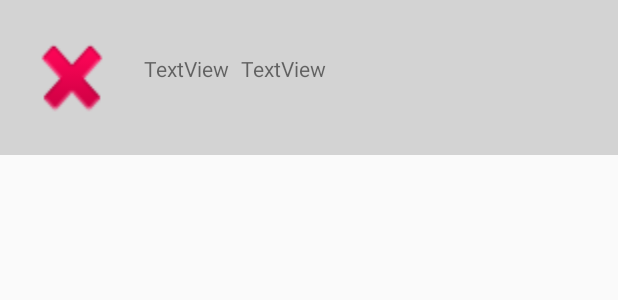
After one commit to LucasDotEXE/HueApp, an Android app: the layout heu_lamp_resyclerview_list_item.xml on its own in the app's theme, with its tools: preview values and no code run, on a phone screen of 412 x 824 dp. The commit adds this screen. Shown: the top 300 px of the screen. Run offline under Robolectric (Android 15) with nearby library versions, the phone set to English and light mode, and no system bars.

Commit message:
Added a recyclerView and adapter to the code

```diff
--- /dev/null
+++ b/app/src/main/res/layout/heu_lamp_resyclerview_list_item.xml
@@ -0,0 +1,64 @@
+<?xml version="1.0" encoding="utf-8"?>
+<LinearLayout xmlns:android="http://schemas.android.com/apk/res/android"
+    xmlns:app="http://schemas.android.com/apk/res-auto"
+    xmlns:tools="http://schemas.android.com/tools"
+    android:orientation="vertical" android:layout_width="match_parent"
+    android:layout_height="match_parent">
+
+    <androidx.constraintlayout.widget.ConstraintLayout
+        android:layout_width="match_parent"
+        android:layout_height="match_parent">
+
+        <ImageView
+            android:id="@+id/heuLampItemMask"
+            android:layout_width="0dp"
+            android:layout_height="0dp"
+            android:alpha="0.5"
+            app:layout_constraintBottom_toTopOf="@+id/guideline2"
+            app:layout_constraintEnd_toEndOf="parent"
+            app:layout_constraintHorizontal_bias="1.0"
+            app:layout_constraintStart_toStartOf="parent"
+            app:layout_constraintTop_toTopOf="parent"
+            app:layout_constraintVertical_bias="1.0"
+            app:srcCompat="@android:color/darker_gray" />
+
+        <androidx.constraintlayout.widget.Guideline
+            android:id="@+id/guideline2"
+            android:layout_width="wrap_content"
+            android:layout_height="wrap_content"
+            android:orientation="horizontal"
+            app:layout_constraintGuide_percent="0.125" />
+
+        <ImageView
+            android:id="@+id/hueLampItemImage"
+            android:layout_width="64dp"
+            android:layout_height="0dp"
+            android:layout_marginStart="16dp"
+            android:layout_marginTop="16dp"
+            android:layout_marginBottom="16dp"
+            android:scaleType="fitXY"
+            app:layout_constraintBottom_toTopOf="@+id/guideline2"
+            app:layout_constraintStart_toStartOf="@+id/heuLampItemMask"
+            app:layout_constraintTop_toTopOf="parent"
+            app:srcCompat="@android:drawable/ic_delete" />
+
+        <TextView
+            android:id="@+id/hueLampItemProductName"
+            android:layout_width="wrap_content"
+            android:layout_height="wrap_content"
+            android:layout_marginStart="16dp"
+            android:layout_marginTop="20dp"
+            android:text="TextView"
+            app:layout_constraintStart_toEndOf="@+id/hueLampItemImage"
+            app:layout_constraintTop_toTopOf="@+id/hueLampItemImage" />
+
+        <TextView
+            android:id="@+id/hueLampItemName"
+            android:layout_width="wrap_content"
+            android:layout_height="wrap_content"
+            android:layout_marginStart="8dp"
+            android:text="TextView"
+            app:layout_constraintStart_toEndOf="@+id/hueLampItemProductName"
+            app:layout_constraintTop_toTopOf="@+id/hueLampItemProductName" />
+    </androidx.constraintlayout.widget.ConstraintLayout>
+</LinearLayout>
```
Also changed, not shown: app/build.gradle (+10 -4 lines), app/src/main/java/com/example/hueapp/Controller/MainActivity_HeuNetworkAdapter.java (added, +100 -0 lines), app/src/main/java/com/example/hueapp/TestingHelpers/HueNetworkTestHelper.java (added, +7 -0 lines), app/src/main/res/layout/activity_main.xml (+5 -8 lines).
